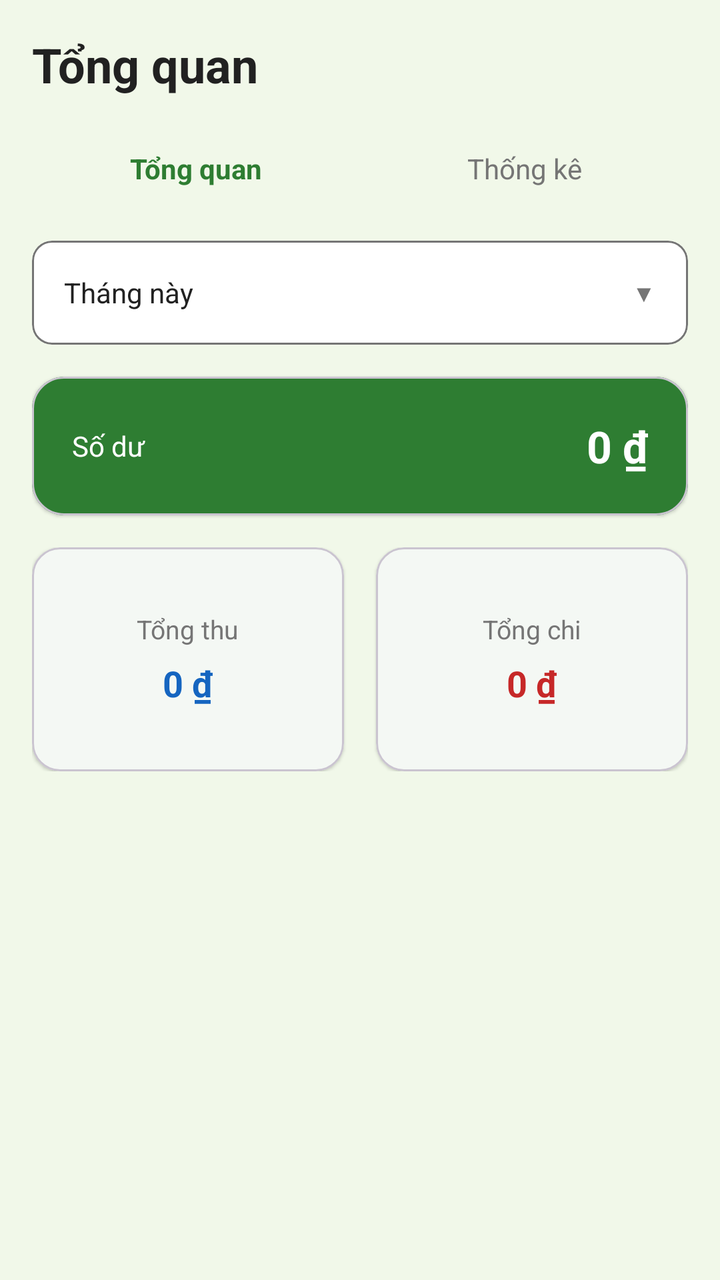
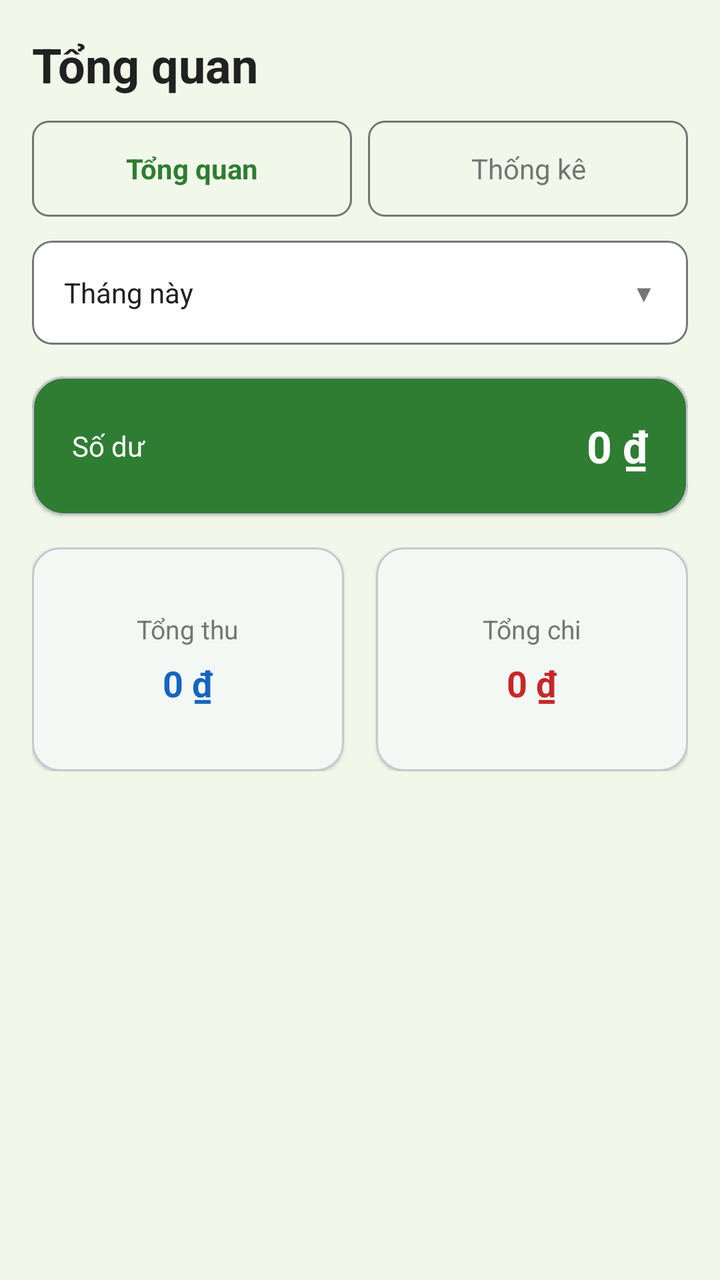

Screens rendered from an Android XML layout before and after an edit, with the pre-edit source and the edit as a unified diff.
<!-- AndroidManifest.xml: application theme Theme.ExpenseTracker -->
<!-- res/layout/fragment_overview.xml -->
<?xml version="1.0" encoding="utf-8"?>
<androidx.core.widget.NestedScrollView
    xmlns:android="http://schemas.android.com/apk/res/android"
    xmlns:app="http://schemas.android.com/apk/res-auto"
    android:layout_width="match_parent"
    android:layout_height="match_parent"
    android:background="@color/light_background"
    android:fillViewport="true">

    ```
    <LinearLayout
        android:layout_width="match_parent"
        android:layout_height="wrap_content"
        android:orientation="vertical"
        android:padding="16dp">

        <TextView
            android:layout_width="wrap_content"
            android:layout_height="wrap_content"
            android:text="Tổng quan"
            android:textColor="@color/light_text_primary"
            android:textSize="24sp"
            android:textStyle="bold" />

        <LinearLayout
            android:layout_width="match_parent"
            android:layout_height="48dp"
            android:layout_marginTop="12dp"
            android:orientation="horizontal">

            <TextView
                android:id="@+id/tabOverview"
                android:layout_width="0dp"
                android:layout_height="match_parent"
                android:layout_weight="1"
                android:gravity="center"
                android:text="Tổng quan"
                android:textColor="@color/primary_green"
                android:textSize="14sp"
                android:textStyle="bold" />

            <TextView
                android:id="@+id/tabStatistics"
                android:layout_width="0dp"
                android:layout_height="match_parent"
                android:layout_weight="1"
                android:gravity="center"
                android:text="Thống kê"
                android:textColor="@color/light_text_secondary"
                android:textSize="14sp" />

        </LinearLayout>

        <com.google.android.material.card.MaterialCardView
            android:id="@+id/periodSelector"
            android:layout_width="match_parent"
            android:layout_height="52dp"
            android:layout_marginTop="12dp"
            android:clickable="true"
            android:focusable="true"
            app:cardBackgroundColor="@color/light_surface"
            app:cardCornerRadius="10dp"
            app:cardElevation="0dp"
            app:strokeColor="@color/light_text_secondary"
            app:strokeWidth="1dp">

            <LinearLayout
                android:layout_width="match_parent"
                android:layout_height="match_parent"
                android:gravity="center_vertical"
                android:orientation="horizontal"
                android:paddingStart="16dp"
                android:paddingEnd="16dp">

                <TextView
                    android:id="@+id/tvSelectedPeriod"
                    android:layout_width="0dp"
                    android:layout_height="wrap_content"
                    android:layout_weight="1"
                    android:text="Tháng này"
                    android:textColor="@color/light_text_primary"
                    android:textSize="14sp" />

                <TextView
                    android:layout_width="wrap_content"
                    android:layout_height="wrap_content"
                    android:text="▼"
                    android:textColor="@color/light_text_secondary"
                    android:textSize="12sp" />

            </LinearLayout>

        </com.google.android.material.card.MaterialCardView>

        <LinearLayout
            android:id="@+id/overviewContent"
            android:layout_width="match_parent"
            android:layout_height="wrap_content"
            android:orientation="vertical">

            <com.google.android.material.card.MaterialCardView
                android:layout_width="match_parent"
                android:layout_height="wrap_content"
                android:layout_marginTop="16dp"
                app:cardBackgroundColor="@color/primary_green"
                app:cardCornerRadius="16dp"
                app:cardElevation="1dp">

                <LinearLayout
                    android:layout_width="match_parent"
                    android:layout_height="wrap_content"
                    android:orientation="vertical"
                    android:padding="20dp">

                    <LinearLayout
                        android:layout_width="match_parent"
                        android:layout_height="wrap_content"
                        android:gravity="center_vertical"
                        android:orientation="horizontal">

                        <TextView
                            android:layout_width="0dp"
                            android:layout_height="wrap_content"
                            android:layout_weight="1"
                            android:text="Số dư"
                            android:textColor="@android:color/white"
                            android:textSize="14sp" />

                        <TextView
                            android:id="@+id/tvBalance"
                            android:layout_width="wrap_content"
                            android:layout_height="wrap_content"
                            android:text="0 ₫"
                            android:textColor="@android:color/white"
                            android:textSize="22sp"
                            android:textStyle="bold" />

                    </LinearLayout>

                </LinearLayout>

            </com.google.android.material.card.MaterialCardView>

            <LinearLayout
                android:layout_width="match_parent"
                android:layout_height="wrap_content"
                android:layout_marginTop="16dp"
                android:orientation="horizontal">

                <com.google.android.material.card.MaterialCardView
                    android:layout_width="0dp"
                    android:layout_height="112dp"
                    android:layout_marginEnd="8dp"
                    android:layout_weight="1"
                    app:cardBackgroundColor="@color/light_surface"
                    app:cardCornerRadius="14dp"
                    app:cardElevation="1dp">

                    <LinearLayout
                        android:layout_width="match_parent"
                        android:layout_height="match_parent"
                        android:gravity="center"
                        android:orientation="vertical">

                        <TextView
                            android:layout_width="wrap_content"
                            android:layout_height="wrap_content"
                            android:text="Tổng thu"
                            android:textColor="@color/light_text_secondary"
                            android:textSize="13sp" />

                        <TextView
                            android:id="@+id/tvIncomeQuick"
                            android:layout_width="wrap_content"
                            android:layout_height="wrap_content"
                            android:layout_marginTop="6dp"
                            android:text="0 ₫"
                            android:textColor="@color/income_blue"
                            android:textSize="18sp"
                            android:textStyle="bold" />

                    </LinearLayout>

                </com.google.android.material.card.MaterialCardView>

                <com.google.android.material.card.MaterialCardView
                    android:layout_width="0dp"
                    android:layout_height="112dp"
                    android:layout_marginStart="8dp"
                    android:layout_weight="1"
                    app:cardBackgroundColor="@color/light_surface"
                    app:cardCornerRadius="14dp"
                    app:cardElevation="1dp">

                    <LinearLayout
                        android:layout_width="match_parent"
                        android:layout_height="match_parent"
                        android:gravity="center"
                        android:orientation="vertical">

                        <TextView
                            android:layout_width="wrap_content"
                            android:layout_height="wrap_content"
                            android:text="Tổng chi"
                            android:textColor="@color/light_text_secondary"
                            android:textSize="13sp" />

                        <TextView
                            android:id="@+id/tvExpenseQuick"
                            android:layout_width="wrap_content"
                            android:layout_height="wrap_content"
                            android:layout_marginTop="6dp"
                            android:text="0 ₫"
                            android:textColor="@color/expense_red"
                            android:textSize="18sp"
                            android:textStyle="bold" />

                    </LinearLayout>

                </com.google.android.material.card.MaterialCardView>

            </LinearLayout>

        </LinearLayout>

        <FrameLayout
            android:id="@+id/statisticsContainer"
            android:layout_width="match_parent"
            android:layout_height="wrap_content"
            android:visibility="gone" />

    </LinearLayout>
    ```

</androidx.core.widget.NestedScrollView>
<!-- resources referenced by this layout -->
<resources>
  <color name="expense_red">#C62828</color>
  <color name="income_blue">#1565C0</color>
  <color name="light_background">#F1F8E9</color>
  <color name="light_surface">#FFFFFF</color>
  <color name="light_text_primary">#212121</color>
  <color name="light_text_secondary">#757575</color>
  <color name="primary_green">#2E7D32</color>
  <style name="Theme.ExpenseTracker" parent="Base.Theme.ExpenseTracker" />
  <style name="Base.Theme.ExpenseTracker" parent="Theme.Material3.DayNight.NoActionBar">
          <item name="colorPrimary">@color/primary_green</item>
          <item name="colorSurface">@color/light_surface</item>
          <item name="colorOnSurface">@color/light_text_primary</item>
          <item name="android:windowBackground">@color/light_background</item>
      </style>
</resources>

<!-- the commit's change to res/layout/fragment_overview.xml (unified diff, before → after) -->
@@ -33,6 +33,8 @@
                 android:layout_width="0dp"
                 android:layout_height="match_parent"
                 android:layout_weight="1"
+                android:layout_marginEnd="4dp"
+                android:background="@drawable/bg_tab_button"
                 android:gravity="center"
                 android:text="Tổng quan"
                 android:textColor="@color/primary_green"
@@ -44,6 +46,8 @@
                 android:layout_width="0dp"
                 android:layout_height="match_parent"
                 android:layout_weight="1"
+                android:layout_marginStart="4dp"
+                android:background="@drawable/bg_tab_button"
                 android:gravity="center"
                 android:text="Thống kê"
                 android:textColor="@color/light_text_secondary"
<!-- resource entries referenced after the edit -->
@@ -7,6 +7,12 @@
   <color name="light_text_primary">#212121</color>
   <color name="light_text_secondary">#757575</color>
   <color name="primary_green">#2E7D32</color>
+  <!-- drawable bg_tab_button (drawable) -->
+  <?xml version="1.0" encoding="utf-8"?>
+  <shape xmlns:android="http://schemas.android.com/apk/res/android">
+      <corners android:radius="8dp"/>
+      <stroke android:width="1dp" android:color="@color/light_text_secondary"/>
+  </shape>
   <style name="Theme.ExpenseTracker" parent="Base.Theme.ExpenseTracker" />
   <style name="Base.Theme.ExpenseTracker" parent="Theme.Material3.DayNight.NoActionBar">
           <item name="colorPrimary">@color/primary_green</item>
